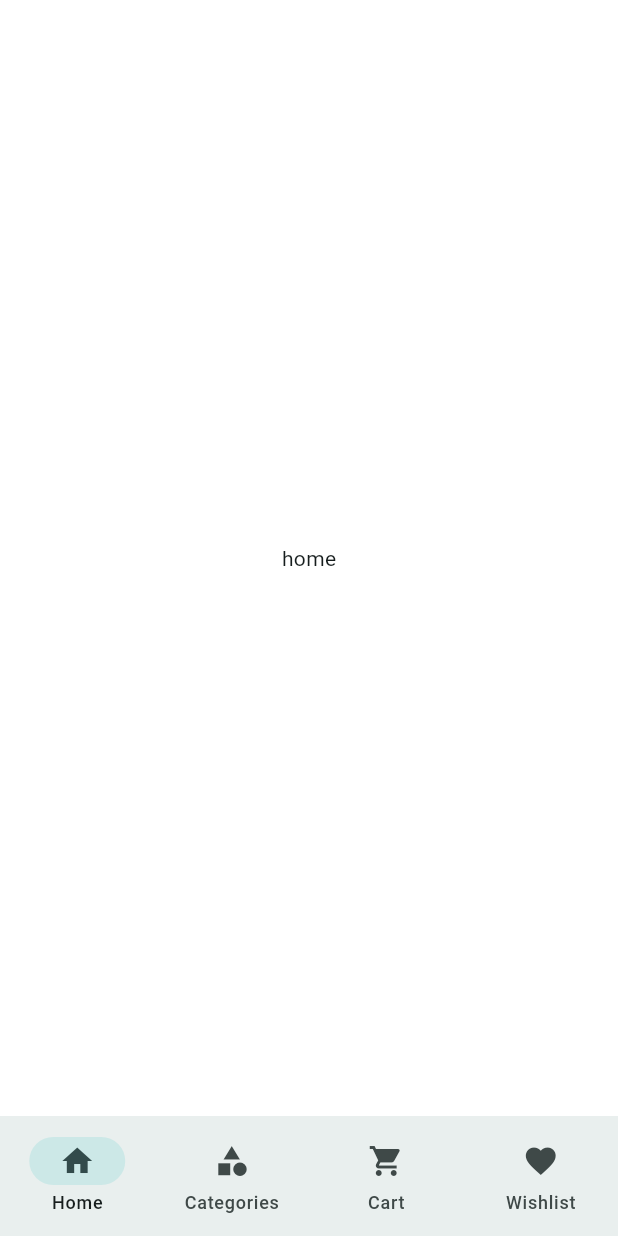
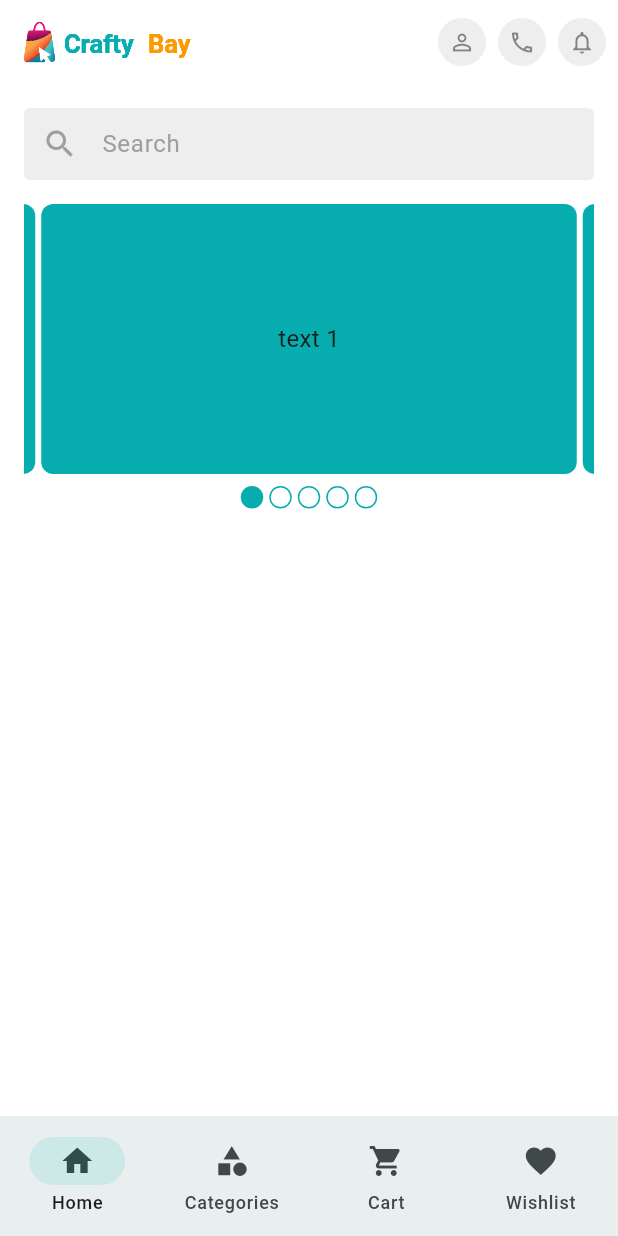
Before and after one commit to dipondeb999/Crafty_Bay_E-Commerce_App, a Flutter app: the screen it shows after launch, on a phone screen of 412 x 824 dp. Run offline on Flutter 3.47's test engine with Material 3 defaults, Android fonts, the phone set to English and light mode, and no system bars; drawn by our look-alikes of carousel_slider; our stand-ins replace email_validator, flutter_svg, get, pin_code_fields.

Commit message:
add home screen

```diff
--- a/lib/features/home/ui/screens/home_screen.dart
+++ b/lib/features/home/ui/screens/home_screen.dart
@@ -1,4 +1,9 @@
+import 'package:crafty_bay_ecommerce_app/app/assets_path.dart';
+import 'package:crafty_bay_ecommerce_app/features/home/ui/widgets/app_bar_icon_button.dart';
+import 'package:crafty_bay_ecommerce_app/features/home/ui/widgets/home_carousel_slider.dart';
+import 'package:crafty_bay_ecommerce_app/features/home/ui/widgets/product_search_bar.dart';
 import 'package:flutter/material.dart';
+import 'package:flutter_svg/flutter_svg.dart';
 
 class HomeScreen extends StatefulWidget {
   const HomeScreen({super.key});
@@ -10,12 +15,51 @@ class HomeScreen extends StatefulWidget {
 }
 
 class _HomeScreenState extends State<HomeScreen> {
+  final TextEditingController _searchBarController = TextEditingController();
+
   @override
   Widget build(BuildContext context) {
-    return const Scaffold(
-      body: Center(
-        child: Text('home'),
+    return Scaffold(
+      appBar: _buildAppBar(),
+      body: SingleChildScrollView(
+        child: Padding(
+          padding: const EdgeInsets.symmetric(horizontal: 16),
+          child: Column(
+            children: [
+              const SizedBox(height: 16),
+              ProductSearchBar(
+                controller: _searchBarController,
+              ),
+              const SizedBox(height: 16),
+              const HomeCarouselSlider(),
+              const SizedBox(height: 16),
+            ],
+          ),
+        ),
       ),
     );
   }
+
+  AppBar _buildAppBar() {
+    return AppBar(
+      title: SvgPicture.asset(AssetsPath.navBarAppLogoSvg),
+      actions: [
+        AppBarIconButton(
+          onTap: () {},
+          icon: Icons.person_outline,
+        ),
+        const SizedBox(width: 8),
+        AppBarIconButton(
+          onTap: () {},
+          icon: Icons.call_outlined,
+        ),
+        const SizedBox(width: 8),
+        AppBarIconButton(
+          onTap: () {},
+          icon: Icons.notifications_outlined,
+        ),
+        const SizedBox(width: 8),
+      ],
+    );
+  }
 }
--- /dev/null
+++ b/lib/features/home/ui/widgets/app_bar_icon_button.dart
@@ -0,0 +1,24 @@
+import 'package:flutter/material.dart';
+
+class AppBarIconButton extends StatelessWidget {
+  final IconData icon;
+  final VoidCallback onTap;
+
+  const AppBarIconButton({super.key, required this.icon, required this.onTap,});
+
+  @override
+  Widget build(BuildContext context) {
+    return GestureDetector(
+      onTap: onTap,
+      child: CircleAvatar(
+        backgroundColor: Colors.grey.shade200,
+        radius: 16,
+        child: Icon(
+          icon,
+          size: 18,
+          color: Colors.black45,
+        ),
+      ),
+    );
+  }
+}
--- /dev/null
+++ b/lib/features/home/ui/widgets/home_carousel_slider.dart
@@ -0,0 +1,76 @@
+import 'package:carousel_slider/carousel_slider.dart';
+import 'package:crafty_bay_ecommerce_app/app/app_colors.dart';
+import 'package:flutter/material.dart';
+
+class HomeCarouselSlider extends StatefulWidget {
+  const HomeCarouselSlider({super.key,});
+
+  @override
+  State<HomeCarouselSlider> createState() => _HomeCarouselSliderState();
+}
+
+class _HomeCarouselSliderState extends State<HomeCarouselSlider> {
+  final ValueNotifier<int> _selectedIndex = ValueNotifier(0);
+  @override
+  Widget build(BuildContext context) {
+    return Column(
+      children: [
+        CarouselSlider(
+          options: CarouselOptions(
+            height: 180,
+            viewportFraction: 0.95,
+            onPageChanged: (currentIndex, reason) {
+              _selectedIndex.value = currentIndex;
+            },
+          ),
+          items: [1, 2, 3, 4, 5].map(
+            (i) {
+              return Builder(
+                builder: (BuildContext context) {
+                  return Container(
+                    width: MediaQuery.of(context).size.width,
+                    margin: const EdgeInsets.symmetric(horizontal: 2),
+                    decoration: BoxDecoration(
+                        color: AppColors.themeColor,
+                      borderRadius: BorderRadius.circular(8),
+                    ),
+                    child: Center(
+                      child: Text(
+                        'text $i',
+                        style: const TextStyle(fontSize: 16),
+                      ),
+                    ),
+                  );
+                },
+              );
+            },
+          ).toList(),
+        ),
+        const SizedBox(height: 8),
+        Row(
+          mainAxisAlignment: MainAxisAlignment.center,
+          children: [
+            for (int i = 0; i < 5; i++)
+            ValueListenableBuilder(
+              valueListenable: _selectedIndex,
+              builder: (context, value, _) {
+                return Container(
+                  height: 15,
+                  width: 15,
+                  margin: const EdgeInsets.symmetric(horizontal: 2),
+                  decoration: BoxDecoration(
+                    color: value == i ? AppColors.themeColor : Colors.transparent,
+                    borderRadius: BorderRadius.circular(20),
+                    border: Border.all(
+                      color: AppColors.themeColor,
+                    ),
+                  ),
+                );
+              },
+            ),
+          ],
+        ),
+      ],
+    );
+  }
+}
--- /dev/null
+++ b/lib/features/home/ui/widgets/product_search_bar.dart
@@ -0,0 +1,32 @@
+import 'package:flutter/material.dart';
+
+class ProductSearchBar extends StatelessWidget {
+  final TextEditingController controller;
+
+  const ProductSearchBar({super.key, required this.controller,});
+
+  @override
+  Widget build(BuildContext context) {
+    return TextField(
+      controller: controller,
+      decoration: InputDecoration(
+        border: const OutlineInputBorder(
+          borderSide: BorderSide.none,
+        ),
+        enabledBorder: const OutlineInputBorder(
+          borderSide: BorderSide.none,
+        ),
+        focusedBorder: const OutlineInputBorder(
+          borderSide: BorderSide.none,
+        ),
+        filled: true,
+        fillColor: Colors.grey.shade200,
+        prefixIcon: const Icon(
+          Icons.search,
+          color: Colors.grey,
+        ),
+        hintText: 'Search',
+      ),
+    );
+  }
+}
--- a/pubspec.yaml
+++ b/pubspec.yaml
@@ -16,6 +16,7 @@ dependencies:
   email_validator: ^3.0.0
   pin_code_fields: ^8.0.1
   get: ^4.6.6
+  carousel_slider: ^5.0.0
 
 dev_dependencies:
   flutter_test:
```
Also changed, not shown: pubspec.lock.
